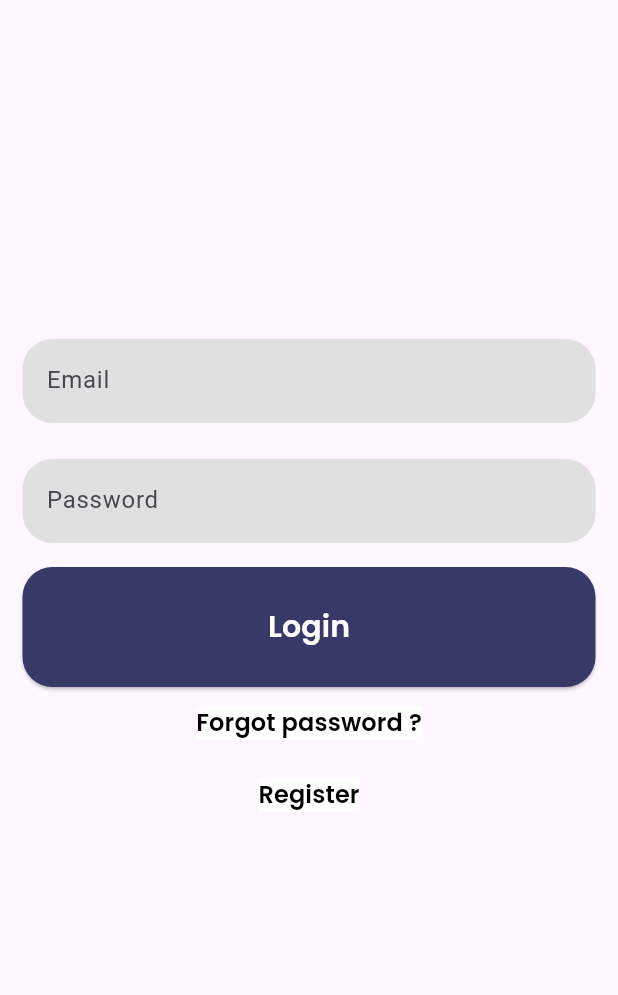
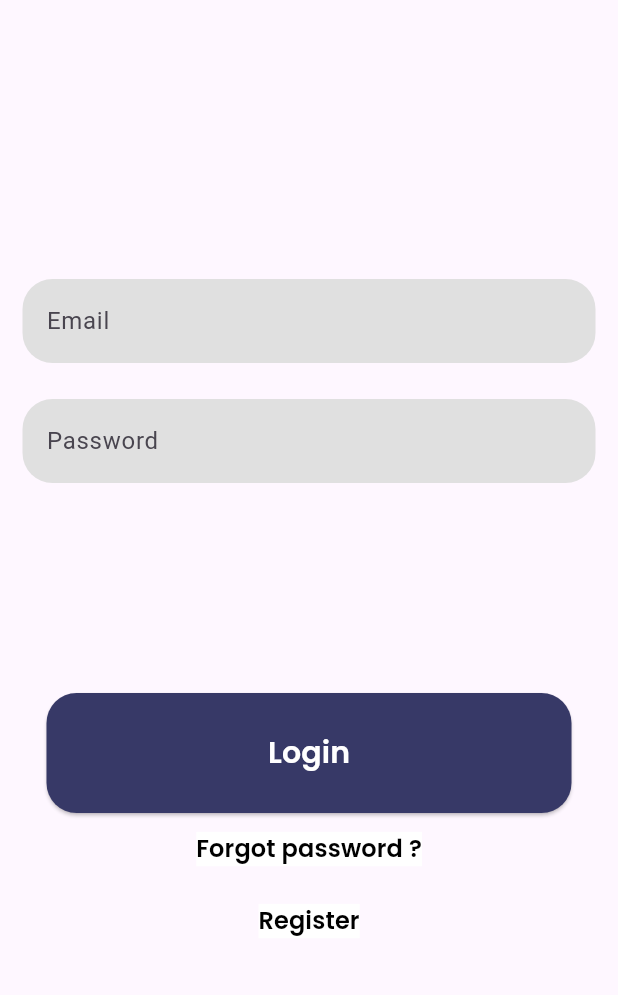
Before and after one commit to Kyky30/HideAndStreet, a Flutter app: the screen it shows after launch, on a phone screen of 412 x 824 dp, the part 225-1220 px from its top. Run offline on Flutter 3.47's test engine with Material 3 defaults, Android fonts, the phone set to English and light mode, and no system bars; our stand-ins replace figma_squircle, flutter_countdown_timer, flutter_map, geolocator, latlong2, material_symbols_icons; missing offline and left inert: flutter_map_location_marker, purchases_flutter; generated files the repository leaves out were written again.

Commit message:
Fix de la disposition de la login page

```diff
--- a/lib/login.dart
+++ b/lib/login.dart
@@ -1,7 +1,7 @@
 import 'package:flutter/material.dart';
 import 'package:hide_and_street/main.dart';
 import 'package:hide_and_street/password_forgoten.dart';
-import 'package:url_launcher/url_launcher.dart';
+// import 'package:url_launcher/url_launcher.dart';
 import 'package:figma_squircle/figma_squircle.dart';
 
 import 'package:flutter_gen/gen_l10n/app_localizations.dart';
@@ -13,16 +13,11 @@ class LoginPage extends StatelessWidget {
   @override
   Widget build(BuildContext context) {
     return Scaffold(
-      body:
-        SingleChildScrollView(
-          child:
-      Stack(
+      body: SingleChildScrollView(
+        child: Container(
+          height: MediaQuery.of(context).size.height,
+          child: Stack(
             children: [
-          Column(
-            mainAxisAlignment: MainAxisAlignment.center,
-            crossAxisAlignment: CrossAxisAlignment.stretch,
-            children: [
-              // Logo en haut de la page
               Align(
                 alignment: Alignment.topCenter,
                 child: Container(
@@ -35,17 +30,18 @@ class LoginPage extends StatelessWidget {
                         width: MediaQuery.of(context).size.width - 150,
                         fit: BoxFit.contain,
                       ),
-                      const SizedBox(height: 10),
                     ],
                   ),
                 ),
               ),
-
-              const SizedBox(height: 16),
-
-              // Champ de texte pour le mail
+              Positioned.fill(
+                child: Padding(
+                  padding: const EdgeInsets.only(top: 0.0),
+                  child: Column(
+                    mainAxisAlignment: MainAxisAlignment.center,
+                    children: [
                       Padding(
-                padding: const EdgeInsets.fromLTRB(15, 200, 15, 0),
+                        padding: const EdgeInsets.fromLTRB(15, 0, 15, 0),
                         child: TextField(
                           decoration: InputDecoration(
                             filled: true,
@@ -60,7 +56,6 @@ class LoginPage extends StatelessWidget {
                       ),
                       const SizedBox(height: 16),
 
-              // Champ de texte pour le mot de passe
                       Padding(
                         padding: const EdgeInsets.fromLTRB(15, 8, 15, 0),
                         child: TextField(
@@ -77,8 +72,18 @@ class LoginPage extends StatelessWidget {
                         ),
                       ),
                       const SizedBox(height: 16),
-
-              // Bouton pour naviguer vers la page room_joining.dart
+                    ],
+                  ),
+                ),
+              ),
+              Positioned(
+                bottom: 20,
+                left: 0,
+                right: 0,
+                child: Padding(
+                  padding: const EdgeInsets.all(16.0),
+                  child: Column(
+                    children: [
                       Padding(
                         padding: const EdgeInsets.fromLTRB(15, 0, 15, 0),
                         child: ElevatedButton(
@@ -107,7 +112,6 @@ class LoginPage extends StatelessWidget {
                           ),
                         ),
                       ),
-              // Bouton "Mot de passe oublié ?"
                       Padding(
                         padding: const EdgeInsets.fromLTRB(15, 0, 15, 0),
                         child: TextButton(
@@ -121,11 +125,10 @@ class LoginPage extends StatelessWidget {
                           },
                           child: Text(
                               AppLocalizations.of(context)!.mdpoublie,
-                      style: const TextStyle(color: Colors.black, fontSize: 16, fontWeight: FontWeight.w600, fontFamily: 'Poppins', backgroundColor: Colors.white )
+                              style: const TextStyle(color: Colors.black, fontSize: 16, fontWeight: FontWeight.w600, fontFamily: 'Poppins', backgroundColor: Colors.white)
                           ),
                         ),
                       ),
-              // Bouton "Mot de passe oublié ?"
                       Padding(
                         padding: const EdgeInsets.fromLTRB(15, 0, 15, 0),
                         child: TextButton(
@@ -135,16 +138,20 @@ class LoginPage extends StatelessWidget {
                               MaterialPageRoute(
                                 builder: (context) => RegisterPage(),
                               ),
-                    );                  },
+                            );
+                          },
                           child: Text(
                               AppLocalizations.of(context)!.inscription,
-                      style: const TextStyle(color: Colors.black, fontSize: 16, fontWeight: FontWeight.w600, fontFamily: 'Poppins', backgroundColor: Colors.white )
+                              style: const TextStyle(color: Colors.black, fontSize: 16, fontWeight: FontWeight.w600, fontFamily: 'Poppins', backgroundColor: Colors.white)
                           ),
                         ),
                       ),
                     ],
                   ),
+                ),
+              ),
             ],
+          ),
         ),
       ),
     );
```
Also changed, not shown: pubspec.lock. Lines whose indentation alone changed are shown as unchanged.
